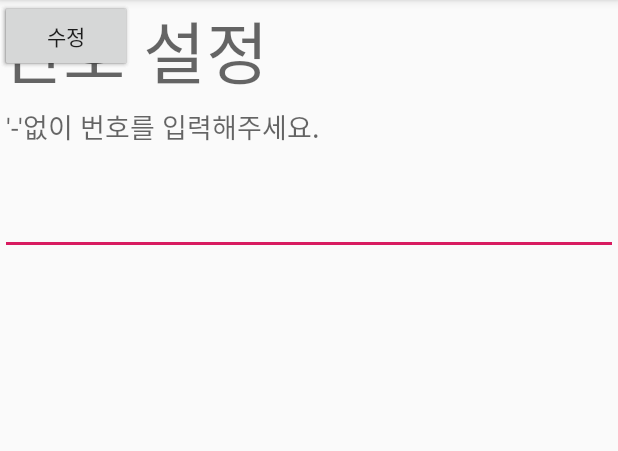
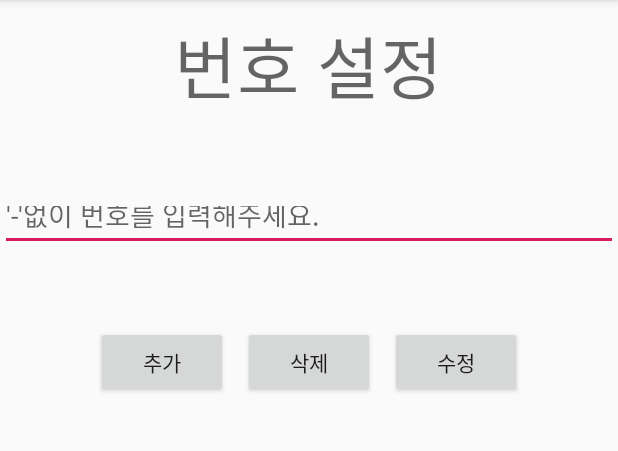
Before and after one commit to TaeHan-Ka/Android_2project, an Android app: the screen it shows after launch (MainActivity), on a phone screen of 412 x 824 dp, the part 84-535 px from its top. Run offline under Robolectric (Android 15) with nearby library versions, the phone set to English and light mode, and no system bars.

Commit message:
Update numlist.xml

```diff
--- a/app/src/main/res/layout/numlist.xml
+++ b/app/src/main/res/layout/numlist.xml
@@ -1,18 +1,20 @@
 <?xml version="1.0" encoding="utf-8"?>
-<android.support.constraint.ConstraintLayout
+<LinearLayout
     xmlns:android="http://schemas.android.com/apk/res/android"
     xmlns:app="http://schemas.android.com/apk/res-auto"
     xmlns:tools="http://schemas.android.com/tools"
     android:layout_width="match_parent"
-    android:layout_height="match_parent">
+    android:layout_height="match_parent"
+    android:orientation="vertical">
 
 
     <TextView
         android:id="@+id/textView2"
         android:layout_width="wrap_content"
         android:layout_height="wrap_content"
-
+        android:layout_gravity="center"
         android:text="번호 설정"
+        android:layout_marginTop="10dp"
         android:textAppearance="@style/TextAppearance.AppCompat.Display2"
         tools:layout_editor_absoluteX="117dp"
         tools:layout_editor_absoluteY="16dp" />
@@ -20,47 +22,51 @@
     <EditText
         android:id="@+id/note2"
         android:layout_width="match_parent"
-        android:layout_height="170dp"
+        android:layout_height="40dp"
         android:breakStrategy="balanced"
         android:ems="10"
+        android:layout_marginTop="50dp"
+        android:layout_marginBottom="50dp"
         android:hint="'-'없이 번호를 입력해주세요."
         android:privateImeOptions="defaultInputmode=korean"
         tools:layout_editor_absoluteX="0dp"
         tools:layout_editor_absoluteY="77dp" />
 
+    <TableRow
+        android:layout_width="match_parent"
+        android:layout_height="wrap_content"
+        android:gravity="center">
+
         <Button
             android:id="@+id/insert"
             android:layout_width="wrap_content"
             android:layout_height="wrap_content"
+            android:layout_marginRight="10dp"
             android:onClick="onClick"
-        android:text="추가"
-        tools:layout_editor_absoluteX="288dp"
-        tools:layout_editor_absoluteY="261dp" />
+            android:text="추가" />
 
         <Button
             android:id="@+id/delete"
             android:layout_width="wrap_content"
             android:layout_height="wrap_content"
+            android:layout_marginRight="10dp"
             android:onClick="onClick"
-        android:text="삭제"
-        tools:layout_editor_absoluteX="238dp"
-        tools:layout_editor_absoluteY="338dp" />
+            android:text="삭제" />
 
         <Button
             android:id="@+id/update"
             android:layout_width="wrap_content"
             android:layout_height="wrap_content"
             android:onClick="onClick"
-        android:text="수정"
-        tools:layout_editor_absoluteX="81dp"
-        tools:layout_editor_absoluteY="338dp" />
+            android:text="수정" />
+    </TableRow>
 
     <ListView
-        android:layout_width="wrap_content"
-        android:layout_height="338dp"
+        android:layout_width="match_parent"
+        android:layout_height="match_parent"
         tools:layout_editor_absoluteX="0dp"
         tools:layout_editor_absoluteY="394dp">
 
     </ListView>
 
-</android.support.constraint.ConstraintLayout>
+</LinearLayout>
```
Lines whose indentation alone changed are shown as unchanged.
